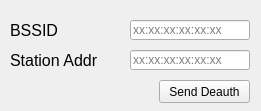
This is mywindow.ui in zxchs00/send_deauth as Qt 5 draws it before an edit. The edited form follows.
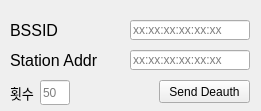
This is the edited form.

What changed in the file:
```diff
--- a/mywindow.ui
+++ b/mywindow.ui
@@ -88,6 +88,37 @@
     <string>Send Deauth</string>
    </property>
   </widget>
+  <widget class="QLabel" name="label_3">
+   <property name="geometry">
+    <rect>
+     <x>10</x>
+     <y>80</y>
+     <width>30</width>
+     <height>25</height>
+    </rect>
+   </property>
+   <property name="font">
+    <font>
+     <pointsize>10</pointsize>
+    </font>
+   </property>
+   <property name="text">
+    <string>횟수</string>
+   </property>
+  </widget>
+  <widget class="QLineEdit" name="rep">
+   <property name="geometry">
+    <rect>
+     <x>40</x>
+     <y>80</y>
+     <width>30</width>
+     <height>25</height>
+    </rect>
+   </property>
+   <property name="placeholderText">
+    <string>50</string>
+   </property>
+  </widget>
  </widget>
  <layoutdefault spacing="6" margin="11"/>
  <resources/>
```
